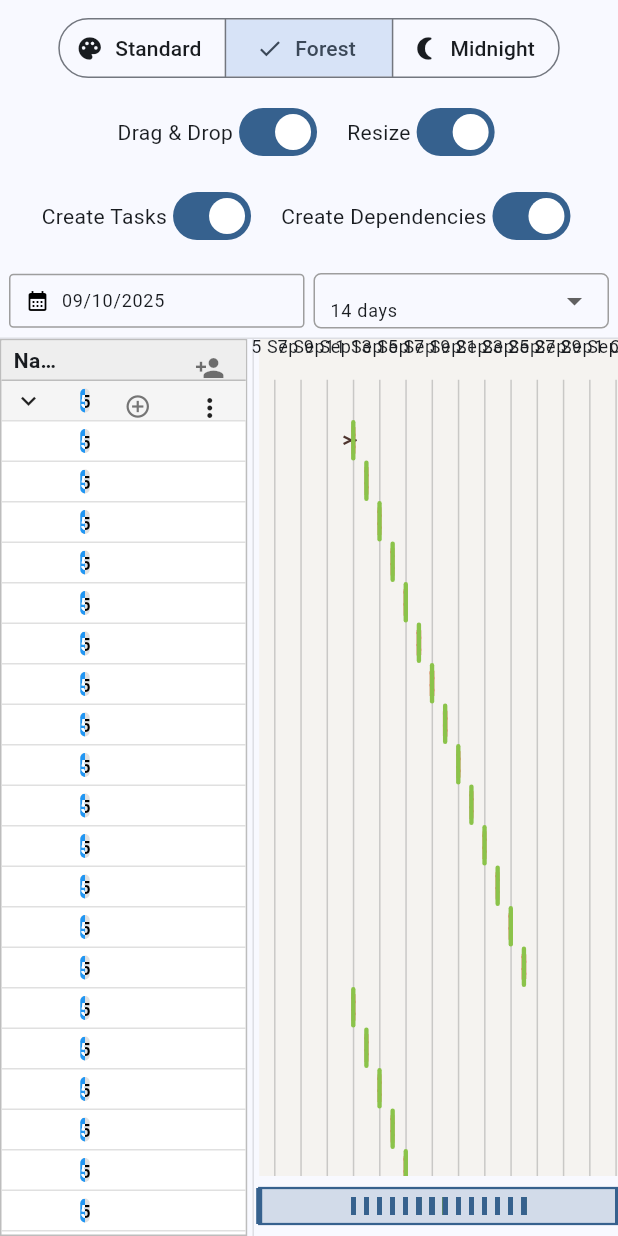
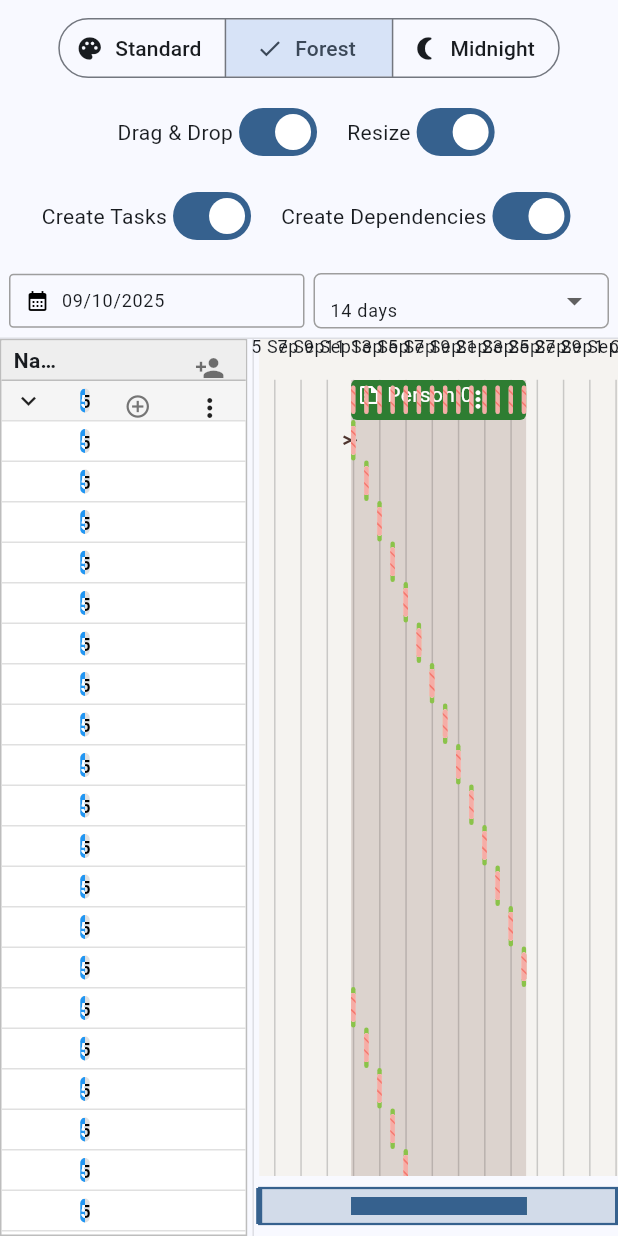
Before and after one commit to marymfnd-hrbox/legacy_gantt_chart, a Flutter app: the screen it shows after launch, after a tap on "Forest", on a phone screen of 412 x 824 dp. Run offline on Flutter 3.47's test engine with Material 3 defaults, Android fonts, the phone set to English and light mode, and no system bars; missing offline and left inert: legacy_context_menu.

Commit message:
**FIX**: Fix for an issue that caused conflict indicators to draw below their respective tasks **FIX**: Fix for an issue that caused tasks to fail to scroll vertically

```diff
--- a/devtools_options.yaml
+++ /dev/null
@@ -1,3 +0,0 @@
-description: This file stores settings for Dart & Flutter DevTools.
-documentation: https://docs.flutter.dev/tools/devtools/extensions#configure-extension-enablement-states
-extensions:
--- a/example/lib/services/gantt_schedule_service.dart
+++ b/example/lib/services/gantt_schedule_service.dart
@@ -49,14 +49,17 @@ class GanttScheduleService {
     // 2. Identify top-level person resource IDs
     final parentResourceIds = apiResponse.resourcesData.map((r) => r.id).toSet();
 
-    // 3. Process assignments to create Gantt tasks FIRST, so we know which rows are active.
+    // 3. Process assignments to create Gantt tasks for child resources (jobs).
+    //    Summary tasks for parent resources will be calculated and created next.
     final List<LegacyGanttTask> fetchedTasks = [];
     for (var assignment in apiResponse.assignmentsData) {
       final event = eventMap[assignment.event];
-      if (event != null && event.utcStartDate != null && event.utcEndDate != null) {
+      final isParentAssignment = parentResourceIds.contains(assignment.resource);
+
+      // Skip assignments for parent resources, as their summary bars will be calculated from their children.
+      if (event != null && event.utcStartDate != null && event.utcEndDate != null && !isParentAssignment) {
         final colorHex = event.referenceData?.taskColor;
         final textColorHex = event.referenceData?.taskTextColor;
-        final isSummary = parentResourceIds.contains(assignment.resource);
 
         fetchedTasks.add(LegacyGanttTask(
           id: assignment.id,
@@ -67,8 +70,32 @@ class GanttScheduleService {
           color: _parseColorHex(colorHex != null ? '#$colorHex' : null, Colors.blue),
           textColor: _parseColorHex(textColorHex != null ? '#$textColorHex' : null, Colors.white),
           originalId: event.id,
-          isSummary: isSummary,
+          isSummary: false, // These are always child tasks
         ));
+      }
+    }
+
+    // Create summary tasks for each parent resource based on the span of its children's tasks.
+    for (final resource in apiResponse.resourcesData) {
+      final childRowIds = resource.children.map((child) => child.id).toSet();
+      final childrenTasks = fetchedTasks.where((task) => childRowIds.contains(task.rowId)).toList();
+
+      if (childrenTasks.isNotEmpty) {
+        DateTime minStart = childrenTasks.first.start;
+        DateTime maxEnd = childrenTasks.first.end;
+
+        for (final task in childrenTasks.skip(1)) {
+          if (task.start.isBefore(minStart)) minStart = task.start;
+          if (task.end.isAfter(maxEnd)) maxEnd = task.end;
+        }
+
+        fetchedTasks.add(LegacyGanttTask(
+            id: 'summary-task-${resource.id}',
+            rowId: resource.id,
+            name: resource.taskName ?? resource.name,
+            start: minStart,
+            end: maxEnd,
+            isSummary: true));
       }
     }
 
--- a/lib/src/bars_collection_painter.dart
+++ b/lib/src/bars_collection_painter.dart
@@ -149,7 +149,7 @@ class BarsCollectionPainter extends CustomPainter {
         canvas.drawRect(rect, paint);
       }
 
-      // 2. Draw regular event bars
+      // 2. Draw regular event bars (without text or handles)
       if (!hasCustomTaskBuilder) {
         for (final task in tasksInThisRow.where((t) => !t.isTimeRangeHighlight && !t.isOverlapIndicator)) {
           // If a cell builder is provided for this task, the widget will handle rendering it.
@@ -206,8 +206,7 @@ class BarsCollectionPainter extends CustomPainter {
               );
 
               final barPaint = Paint()
-                ..color = (segment.color ?? task.color ?? theme.barColorPrimary)
-                    .withValues(alpha: isBeingDragged ? 0.3 : 1.0);
+                ..color = (segment.color ?? task.color ?? theme.barColorPrimary).withAlpha(isBeingDragged ? 77 : 255);
               canvas.drawRRect(segmentRRect, barPaint);
             }
           } else {
@@ -215,7 +214,7 @@ class BarsCollectionPainter extends CustomPainter {
             // We can reuse the start/end coordinates calculated earlier.
             // Draw the bar
             final barPaint = Paint()
-              ..color = (task.color ?? theme.barColorPrimary).withValues(alpha: isBeingDragged ? 0.3 : 1.0);
+              ..color = (task.color ?? theme.barColorPrimary).withAlpha(isBeingDragged ? 77 : 255);
             canvas.drawRRect(barRRect, barPaint);
 
             // Draw summary pattern if needed
@@ -223,65 +222,73 @@ class BarsCollectionPainter extends CustomPainter {
               _drawSummaryPattern(canvas, barRRect);
             }
           }
+        }
+      }
+
+      // 3. Draw conflict indicators on top of the bars
+      if (!hasCustomTaskBuilder) {
+        for (final task in tasksInThisRow.where((t) => t.isOverlapIndicator)) {
+          final double barStartX = scale(task.start);
+          final double barEndX = scale(task.end);
+
+          if (barEndX < 0 || barStartX > size.width) continue;
+
+          final double barTop = cumulativeRowTop + (task.stackIndex * rowHeight);
+          final double barHeight = rowHeight * theme.barHeightRatio;
+          final double barVerticalCenterOffset = (rowHeight - barHeight) / 2;
+
+          final RRect barRRect = RRect.fromRectAndRadius(
+            Rect.fromLTWH(barStartX, barTop + barVerticalCenterOffset, barEndX - barStartX, barHeight),
+            theme.barCornerRadius,
+          );
+
+          _drawConflictIndicator(canvas, barRRect);
+        }
+      }
+
+      // 4. Draw text and dependency handles on top of everything
+      if (!hasCustomTaskBuilder) {
+        for (final task in tasksInThisRow.where((t) => !t.isTimeRangeHighlight && !t.isOverlapIndicator)) {
+          final double taskStartX = scale(task.start);
+          final double taskEndX = scale(task.end);
+          if (taskEndX < 0 || taskStartX > size.width || taskEndX <= taskStartX) {
+            continue;
+          }
+
+          final isBeingDragged = task.id == draggedTaskId;
+          final double barTop = cumulativeRowTop + (task.stackIndex * rowHeight);
+          final double barHeight = rowHeight * theme.barHeightRatio;
+          final double barVerticalCenterOffset = (rowHeight - barHeight) / 2;
+          final RRect barRRect = RRect.fromRectAndRadius(
+            Rect.fromLTWH(taskStartX, barTop + barVerticalCenterOffset, taskEndX - taskStartX, barHeight),
+            theme.barCornerRadius,
+          );
 
           // --- Draw dependency handles ---
           if (enableDependencyCreation) {
             _drawDependencyHandles(canvas, barRRect, task, isBeingDragged);
           }
 
-          // --- Draw Text for the entire task ---
+          // --- Draw Text ---
           if (task.name != null && task.name!.isNotEmpty && !hasCustomTaskBuilder && !hasCustomTaskContentBuilder) {
-            // We can reuse the start/end coordinates calculated earlier.
             final double overallWidth = max(0, taskEndX - taskStartX);
-
-            final textSpan = TextSpan(
-              text: task.name,
-              style: theme.taskTextStyle,
-            );
+            final textSpan = TextSpan(text: task.name, style: theme.taskTextStyle);
             final textPainter = TextPainter(
-              text: textSpan,
-              textAlign: TextAlign.left,
-              textDirection: TextDirection.ltr,
-              maxLines: 1,
-              ellipsis: '...',
-            );
+                text: textSpan,
+                textAlign: TextAlign.left,
+                textDirection: TextDirection.ltr,
+                maxLines: 1,
+                ellipsis: '...');
             textPainter.layout(minWidth: 0, maxWidth: max(0, overallWidth - 8)); // 4px padding on each side
 
-            final textOffset = Offset(
-              taskStartX + 4,
-              barTop + (rowHeight - textPainter.height) / 2,
-            );
+            final textOffset = Offset(taskStartX + 4, barTop + (rowHeight - textPainter.height) / 2);
 
-            // Clip text to the bar's overall rectangle to prevent overflow.
             canvas.save();
             canvas.clipRect(Rect.fromLTWH(taskStartX, barTop, overallWidth, rowHeight));
             textPainter.paint(canvas, textOffset);
             canvas.restore();
           }
         }
-      }
-
-      // 3. Draw overlap indicators on top (foreground)
-      for (final task in tasksInThisRow.where((t) => t.isOverlapIndicator)) {
-        final double barStartX = scale(task.start);
-        final double barEndX = scale(task.end);
-
-        // Performance optimization: only draw if the bar is visible on screen.
-        if (barEndX < 0 || barStartX > size.width) {
-          continue;
-        }
-
-        final double barWidth = max(0, barEndX - barStartX);
-
-        final double barHeight = rowHeight * theme.barHeightRatio; // Same height as the event bar
-        final double barTop = cumulativeRowTop + (task.stackIndex * rowHeight) + (rowHeight - barHeight) / 2;
-
-        final RRect barRRect = RRect.fromRectAndRadius(
-          Rect.fromLTWH(barStartX, barTop, barWidth, barHeight),
-          theme.barCornerRadius,
-        );
-
-        _drawOverlapPattern(canvas, barRRect);
       }
 
       // Draw row border line
@@ -336,7 +343,7 @@ class BarsCollectionPainter extends CustomPainter {
         );
 
         // Draw the ghost bar
-        final barPaint = Paint()..color = (originalTask.color ?? theme.ghostBarColor).withValues(alpha: 0.7);
+        final barPaint = Paint()..color = (originalTask.color ?? theme.ghostBarColor).withAlpha(179);
         canvas.drawRRect(barRRect, barPaint);
         // Not drawing text on ghost bar for simplicity
       }
@@ -366,31 +373,28 @@ class BarsCollectionPainter extends CustomPainter {
     canvas.restore();
   }
 
-  void _drawOverlapPattern(Canvas canvas, RRect rrect) {
-    // To ensure the conflict pattern is clear and not blended with underlying bars,
-    // we first "erase" the area by drawing a solid block of the chart's background color. This,
-    // ensures that the semi-transparent conflict color is blended with a consistent
-    // background, not the color of the task bar underneath.
-    canvas.drawRRect(rrect, Paint()..color = theme.backgroundColor);
-
-    // Next, draw the semi-transparent red background for the conflict area.
-    final backgroundPaint = Paint()..color = theme.conflictBarColor.withValues(alpha: 0.4);
-    canvas.drawRRect(rrect, backgroundPaint);
-
-    // Then, draw the angled lines on top of that new background.
-    // A thin stroke width is crucial to keep the pattern precise, as noted in documentation.
-    _drawAngledPattern(canvas, rrect, theme.conflictBarColor, 1.0);
-  }
-
   void _drawSummaryPattern(Canvas canvas, RRect rrect) {
     // A thick stroke can make the pattern look muddy. 1.5 is a good balance.
     _drawAngledPattern(canvas, rrect, theme.summaryBarColor, 1.5);
   }
 
+  void _drawConflictIndicator(Canvas canvas, RRect rrect) {
+    // To ensure the conflict pattern is clear and not blended with underlying bars,
+    // we first "erase" the area by drawing a solid block of the chart's background color.
+    canvas.drawRRect(rrect, Paint()..color = theme.backgroundColor);
+
+    // Next, draw the semi-transparent red background for the conflict area.
+    final backgroundPaint = Paint()..color = theme.conflictBarColor;
+    canvas.drawRRect(rrect, backgroundPaint);
+
+    // Then, draw the angled lines on top of that new background.
+    _drawAngledPattern(canvas, rrect, theme.conflictBarColor, 1.0);
+  }
+
   void _drawDependencyHandles(Canvas canvas, RRect rrect, LegacyGanttTask task, bool isBeingDragged) {
     if (isBeingDragged || task.isSummary) return;
 
-    final handlePaint = Paint()..color = theme.dependencyLineColor.withValues(alpha: 0.8);
+    final handlePaint = Paint()..color = theme.dependencyLineColor.withAlpha(204);
     const handleRadius = 4.0;
 
     // Left handle
--- a/lib/src/legacy_gantt_chart_widget.dart
+++ b/lib/src/legacy_gantt_chart_widget.dart
@@ -385,7 +385,7 @@ class _LegacyGanttChartWidgetState extends State<LegacyGanttChartWidget> {
                                       hoveredRowId: vm.hoveredRowId,
                                       hoveredDate: vm.hoveredDate,
                                       hasCustomTaskBuilder: widget.taskBarBuilder != null,
-                                      hasCustomTaskContentBuilder: widget.taskContentBuilder != null,
+                                      hasCustomTaskContentBuilder: false, // Let the widget layer handle this
                                       translateY: vm.translateY,
                                     ),
                                     size: Size(totalContentWidth, totalContentHeight),
@@ -462,7 +462,7 @@ class _LegacyGanttChartWidgetState extends State<LegacyGanttChartWidget> {
     final Map<String, List<LegacyGanttTask>> tasksByRow = {};
     final visibleRowIds = vm.visibleRows.map((r) => r.id).toSet();
     for (final task in tasks) {
-      if (visibleRowIds.contains(task.rowId) && !task.isTimeRangeHighlight && !task.isOverlapIndicator) {
+      if (visibleRowIds.contains(task.rowId) && !task.isTimeRangeHighlight) {
         tasksByRow.putIfAbsent(task.rowId, () => []).add(task);
       }
     }
@@ -478,10 +478,12 @@ class _LegacyGanttChartWidgetState extends State<LegacyGanttChartWidget> {
           continue;
         }
 
-        final top = cumulativeRowTop + (task.stackIndex * vm.rowHeight);
+        final top = cumulativeRowTop + (task.stackIndex * vm.rowHeight) + vm.translateY;
 
         Widget taskWidget;
-        if (widget.taskBarBuilder != null) {
+        if (task.isOverlapIndicator) {
+          taskWidget = _OverlapIndicatorBar(theme: theme);
+        } else if (widget.taskBarBuilder != null) {
           taskWidget = widget.taskBarBuilder!(task);
         } else {
           taskWidget = _DefaultTaskBar(
@@ -535,7 +537,7 @@ class _LegacyGanttChartWidgetState extends State<LegacyGanttChartWidget> {
           final width = endX - startX;
 
           if (width > 0) {
-            final top = cumulativeRowTop + (task.stackIndex * vm.rowHeight);
+            final top = cumulativeRowTop + (task.stackIndex * vm.rowHeight) + vm.translateY;
             customCells.add(Positioned(
                 left: startX, top: top, width: width, height: vm.rowHeight, child: task.cellBuilder!(currentDate)));
           }
@@ -618,3 +620,62 @@ class _DefaultTaskBarState extends State<_DefaultTaskBar> {
     );
   }
 }
+
+/// A widget that uses a [CustomPainter] to draw the conflict/overlap pattern.
+class _OverlapIndicatorBar extends StatelessWidget {
+  final LegacyGanttTheme theme;
+
+  const _OverlapIndicatorBar({required this.theme});
+
+  @override
+  Widget build(BuildContext context) => CustomPaint(
+        painter: _OverlapPainter(theme: theme),
+        child: Container(),
+      );
+}
+
+/// The actual painter for the conflict/overlap pattern.
+class _OverlapPainter extends CustomPainter {
+  final LegacyGanttTheme theme;
+
+  _OverlapPainter({required this.theme});
+
+  @override
+  void paint(Canvas canvas, Size size) {
+    final barHeight = size.height * theme.barHeightRatio;
+    final barVerticalCenterOffset = (size.height - barHeight) / 2;
+    final rect = Rect.fromLTWH(0, barVerticalCenterOffset, size.width, barHeight);
+    final rrect = RRect.fromRectAndRadius(rect, theme.barCornerRadius);
+
+    // To ensure the conflict pattern is clear and not blended with underlying bars,
+    // we first "erase" the area by drawing a solid block of the chart's background color.
+    canvas.drawRRect(rrect, Paint()..color = theme.backgroundColor);
+
+    // Next, draw the semi-transparent red background for the conflict area.
+    final backgroundPaint = Paint()..color = theme.conflictBarColor.withValues(alpha: 0.4);
+    canvas.drawRRect(rrect, backgroundPaint);
+
+    // Then, draw the angled lines on top of that new background.
+    _drawAngledPattern(canvas, rrect, theme.conflictBarColor, 1.0);
+  }
+
+  void _drawAngledPattern(Canvas canvas, RRect rrect, Color color, double strokeWidth) {
+    final patternPaint = Paint()
+      ..color = color
+      ..strokeWidth = strokeWidth
+      ..style = PaintingStyle.stroke;
+
+    canvas.save();
+    canvas.clipRRect(rrect);
+
+    const double lineSpacing = 8.0;
+    for (double i = -rrect.height; i < rrect.width; i += lineSpacing) {
+      canvas.drawLine(
+          Offset(rrect.left + i, rrect.top), Offset(rrect.left + i + rrect.height, rrect.bottom), patternPaint);
+    }
+    canvas.restore();
+  }
+
+  @override
+  bool shouldRepaint(covariant _OverlapPainter oldDelegate) => oldDelegate.theme != theme;
+}
--- a/lib/src/models/legacy_gantt_theme.dart
+++ b/lib/src/models/legacy_gantt_theme.dart
@@ -43,18 +43,18 @@ class LegacyGanttTheme {
     required this.barColorSecondary,
     required this.textColor,
     required this.backgroundColor,
-    this.gridColor = const Color(0x33888888), // Colors.grey.withValues(alpha:0.2)
-    this.summaryBarColor = const Color(0x33000000), // Colors.black.withValues(alpha:0.2)
-    this.conflictBarColor = const Color(0x80F44336), // Colors.red.withValues(alpha:0.5)
-    this.ghostBarColor = const Color(0xB32196F3), // Colors.blue.withValues(alpha:0.7)
+    this.gridColor = const Color(0x33888888), // Colors.grey.withAlpha(51)
+    this.summaryBarColor = const Color(0x33000000), // Colors.black.withAlpha(51)
+    this.conflictBarColor = const Color(0x80F44336), // Colors.red.withAlpha(128)
+    this.ghostBarColor = const Color(0xB32196F3), // Colors.blue.withAlpha(179)
     TextStyle? axisTextStyle,
     this.taskTextStyle = const TextStyle(fontSize: 12, color: Colors.white),
     this.showRowBorders = false,
     this.rowBorderColor,
     this.dependencyLineColor = const Color(0xFF616161), // Colors.grey[700]
-    this.timeRangeHighlightColor = const Color(0x0D000000), // Colors.black.withValues(alpha:0.05)
-    this.containedDependencyBackgroundColor = const Color(0x1A000000), // Colors.black.withValues(alpha:0.1)
-    this.emptySpaceHighlightColor = const Color(0x0F2196F3), // Colors.blue.withValues(alpha:0.06)
+    this.timeRangeHighlightColor = const Color(0x0D000000), // Colors.black.withAlpha(13)
+    this.containedDependencyBackgroundColor = const Color(0x1A000000), // Colors.black.withAlpha(26)
+    this.emptySpaceHighlightColor = const Color(0x0F2196F3), // Colors.blue.withAlpha(15)
     this.emptySpaceAddIconColor = const Color(0xFF2196F3), // Colors.blue
     this.barHeightRatio = 0.7,
     this.barCornerRadius = const Radius.circular(4.0),
@@ -110,15 +110,15 @@ class LegacyGanttTheme {
         barColorSecondary: theme.colorScheme.secondary,
         textColor: theme.colorScheme.onSurface,
         backgroundColor: theme.colorScheme.surface,
-        gridColor: theme.colorScheme.onSurface.withValues(alpha: 0.2),
-        summaryBarColor: theme.colorScheme.onSurface.withValues(alpha: 0.2),
-        conflictBarColor: Colors.red.withValues(alpha: 0.5),
-        ghostBarColor: theme.colorScheme.primary.withValues(alpha: 0.7),
-        rowBorderColor: theme.colorScheme.onSurface.withValues(alpha: 0.2),
-        dependencyLineColor: theme.colorScheme.onSurface.withValues(alpha: 0.7),
-        timeRangeHighlightColor: theme.colorScheme.onSurface.withValues(alpha: 0.05),
-        containedDependencyBackgroundColor: theme.colorScheme.primary.withValues(alpha: 0.1),
-        emptySpaceHighlightColor: theme.colorScheme.primary.withValues(alpha: 0.06),
+        gridColor: theme.colorScheme.onSurface.withAlpha(51),
+        summaryBarColor: theme.colorScheme.onSurface.withAlpha(51),
+        conflictBarColor: Colors.red.withAlpha(128),
+        ghostBarColor: theme.colorScheme.primary.withAlpha(179),
+        rowBorderColor: theme.colorScheme.onSurface.withAlpha(51),
+        dependencyLineColor: theme.colorScheme.onSurface.withAlpha(204),
+        timeRangeHighlightColor: theme.colorScheme.onSurface.withAlpha(13),
+        containedDependencyBackgroundColor: theme.colorScheme.primary.withAlpha(26),
+        emptySpaceHighlightColor: theme.colorScheme.primary.withAlpha(15),
         emptySpaceAddIconColor: theme.colorScheme.primary,
         axisTextStyle: theme.textTheme.bodySmall ?? TextStyle(fontSize: 12, color: theme.colorScheme.onSurface),
         taskTextStyle: theme.textTheme.bodyMedium?.copyWith(color: theme.colorScheme.onPrimary) ??
--- a/pubspec.yaml
+++ b/pubspec.yaml
@@ -1,6 +1,6 @@
 name: legacy_gantt_chart
 description: A flexible and performant Gantt chart widget for Flutter. Supports interactive drag-and-drop, resizing, dynamic data loading, and extensive theming.
-version: 1.3.3
+version: 1.3.4
 license: MIT
 homepage: https://github.com/barneysspeedshop/legacy_gantt_chart
 repository: https://github.com/barneysspeedshop/legacy_gantt_chart
```
Also changed, not shown: 2 other files.
